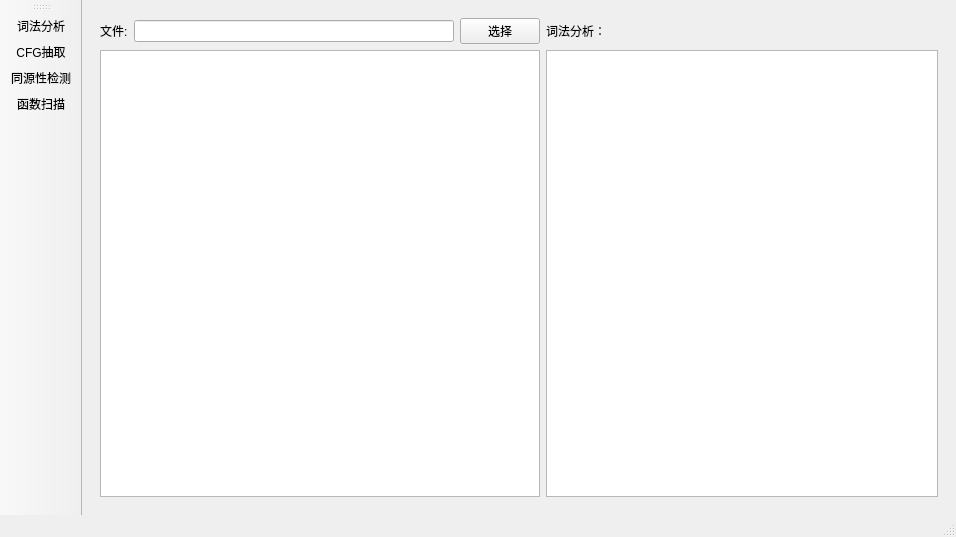
Qt form mainwindow.ui (Leun9/code-ana) before a commit.
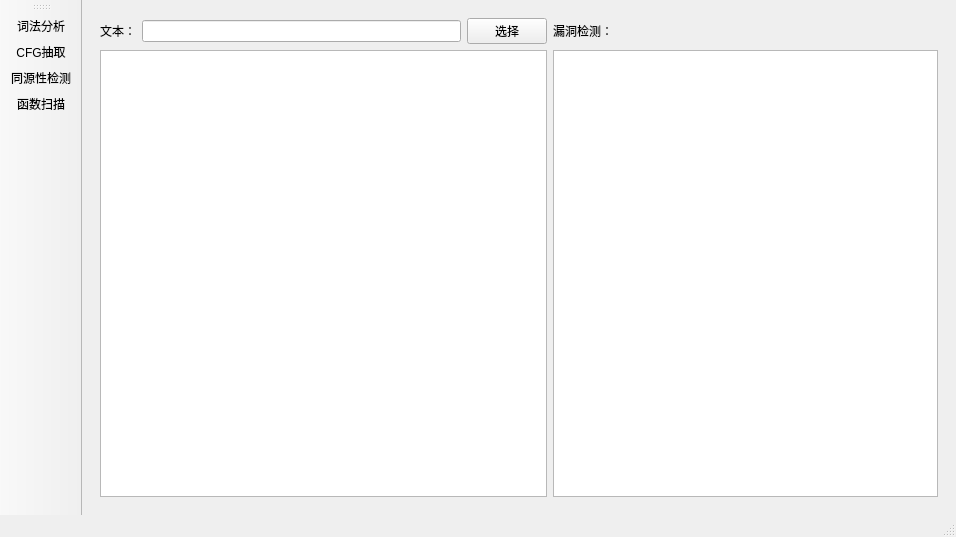
The same form after that commit. The open tabs and pages were chosen to show the change.

Commit message:
init buf_vuln_scan UI & fix bugs
1. 修复了代码扫描结果显示有误的bug

What changed in the file:
```diff
--- a/mainwindow.ui
+++ b/mainwindow.ui
@@ -226,6 +226,76 @@
         </item>
         <item row="2" column="3" colspan="2">
          <widget class="QTextBrowser" name="teFuncRes"/>
+        </item>
+        <item row="2" column="0" colspan="3">
+         <widget class="QTextBrowser" name="teFuncSrc"/>
+        </item>
+        <item row="0" column="4">
+         <spacer name="horizontalSpacer_3">
+          <property name="orientation">
+           <enum>Qt::Horizontal</enum>
+          </property>
+          <property name="sizeHint" stdset="0">
+           <size>
+            <width>40</width>
+            <height>20</height>
+           </size>
+          </property>
+         </spacer>
+        </item>
+        <item row="0" column="0">
+         <widget class="QLabel" name="label_10">
+          <property name="text">
+           <string>文本：</string>
+          </property>
+         </widget>
+        </item>
+       </layout>
+      </widget>
+      <widget class="QWidget" name="pVulnDet">
+       <layout class="QGridLayout" name="gridLayout_6">
+        <item row="0" column="0">
+         <widget class="QLabel" name="label_12">
+          <property name="text">
+           <string>文本：</string>
+          </property>
+         </widget>
+        </item>
+        <item row="0" column="1">
+         <widget class="QLineEdit" name="leVulnPath"/>
+        </item>
+        <item row="0" column="2">
+         <widget class="QPushButton" name="btnVulnPath">
+          <property name="text">
+           <string>选择</string>
+          </property>
+         </widget>
+        </item>
+        <item row="0" column="3">
+         <widget class="QLabel" name="label_13">
+          <property name="text">
+           <string>漏洞检测：</string>
+          </property>
+         </widget>
+        </item>
+        <item row="0" column="4">
+         <spacer name="horizontalSpacer_4">
+          <property name="orientation">
+           <enum>Qt::Horizontal</enum>
+          </property>
+          <property name="sizeHint" stdset="0">
+           <size>
+            <width>312</width>
+            <height>20</height>
+           </size>
+          </property>
+         </spacer>
+        </item>
+        <item row="1" column="0" colspan="3">
+         <widget class="QTextBrowser" name="teVulnSrc"/>
+        </item>
+        <item row="1" column="3" colspan="2">
+         <widget class="QTextBrowser" name="teVulnRes"/>
         </item>
        </layout>
       </widget>
```
Left out of the diff: 37 changed lines with no effect on the pictures. The commit also changes 2 other files.
